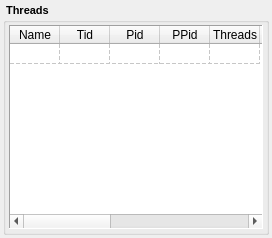
Above: Homer/forms/Widgets/OverviewThreadsWidget.ui from Homer-Conferencing/Homer-Conferencing before the change. Below: the same form after it.
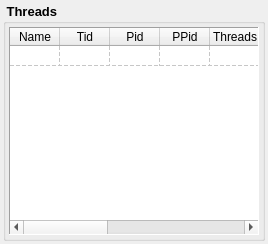
That is the form after the change.

Patch:
```diff
--- a/Homer/forms/Widgets/OverviewThreadsWidget.ui
+++ b/Homer/forms/Widgets/OverviewThreadsWidget.ui
@@ -6,8 +6,8 @@
    <rect>
     <x>0</x>
     <y>0</y>
-    <width>272</width>
-    <height>238</height>
+    <width>268</width>
+    <height>244</height>
    </rect>
   </property>
   <property name="sizePolicy">
@@ -18,6 +18,8 @@
   </property>
   <property name="font">
    <font>
+    <family>Arial</family>
+    <pointsize>10</pointsize>
     <weight>75</weight>
     <bold>true</bold>
    </font>
@@ -37,7 +39,7 @@
      <widget class="QGroupBox" name="mGrpThreads">
       <property name="font">
        <font>
-        <pointsize>8</pointsize>
+        <pointsize>10</pointsize>
         <weight>75</weight>
         <bold>true</bold>
        </font>
@@ -62,6 +64,7 @@
          </property>
          <property name="font">
           <font>
+           <family>Arial</family>
            <pointsize>9</pointsize>
            <weight>50</weight>
            <bold>false</bold>
```
